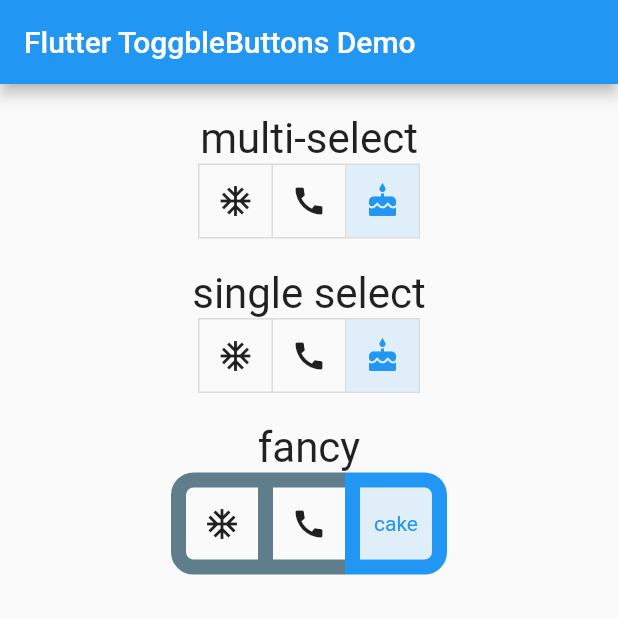
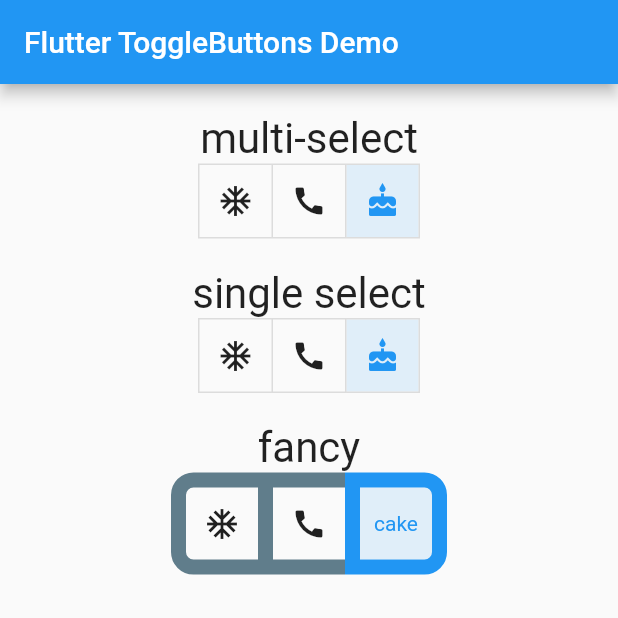
Before and after one commit to csells/flutter_toggle_buttons, a Flutter app: the screen it shows after launch, on a phone screen of 412 x 824 dp, the top half of it. Run offline on Flutter 3.47's test engine with Material 2 defaults, Android fonts, the phone set to English and light mode, and no system bars.

Commit message:
Update main.dart

```diff
--- a/lib/main.dart
+++ b/lib/main.dart
@@ -3,7 +3,7 @@ import 'package:flutter/material.dart';
 void main() => runApp(MyApp());
 
 class MyApp extends StatelessWidget {
-  static final title = 'Flutter ToggbleButtons Demo';
+  static final title = 'Flutter ToggleButtons Demo';
   @override
   Widget build(BuildContext context) => MaterialApp(
         title: title,
```
